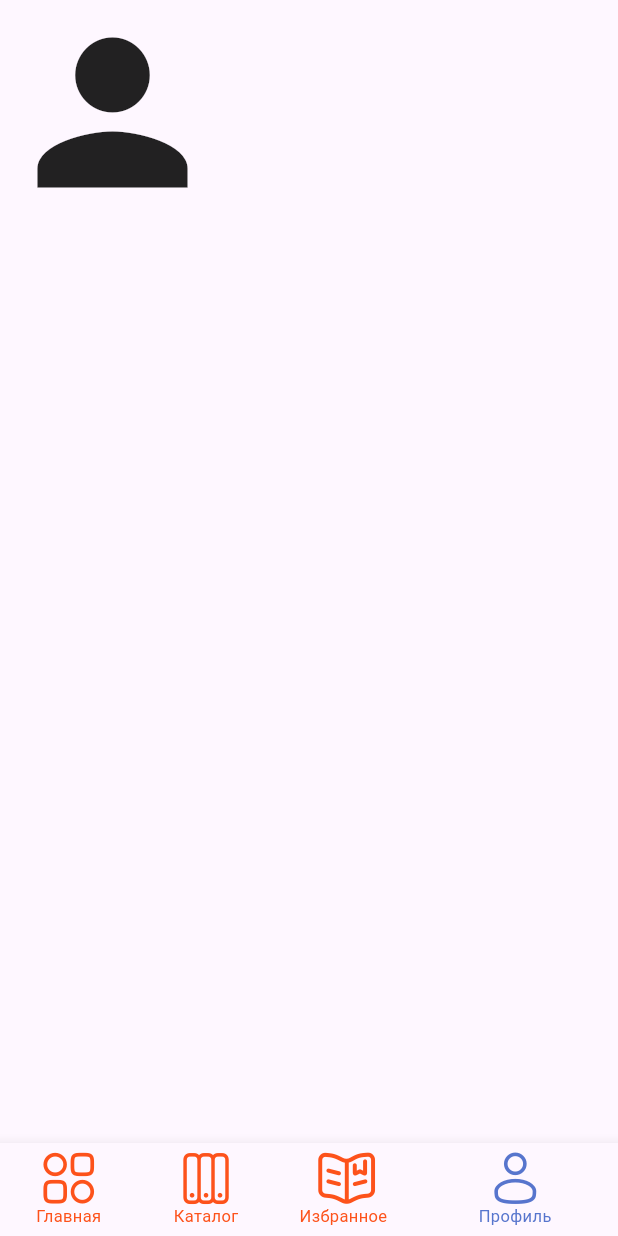
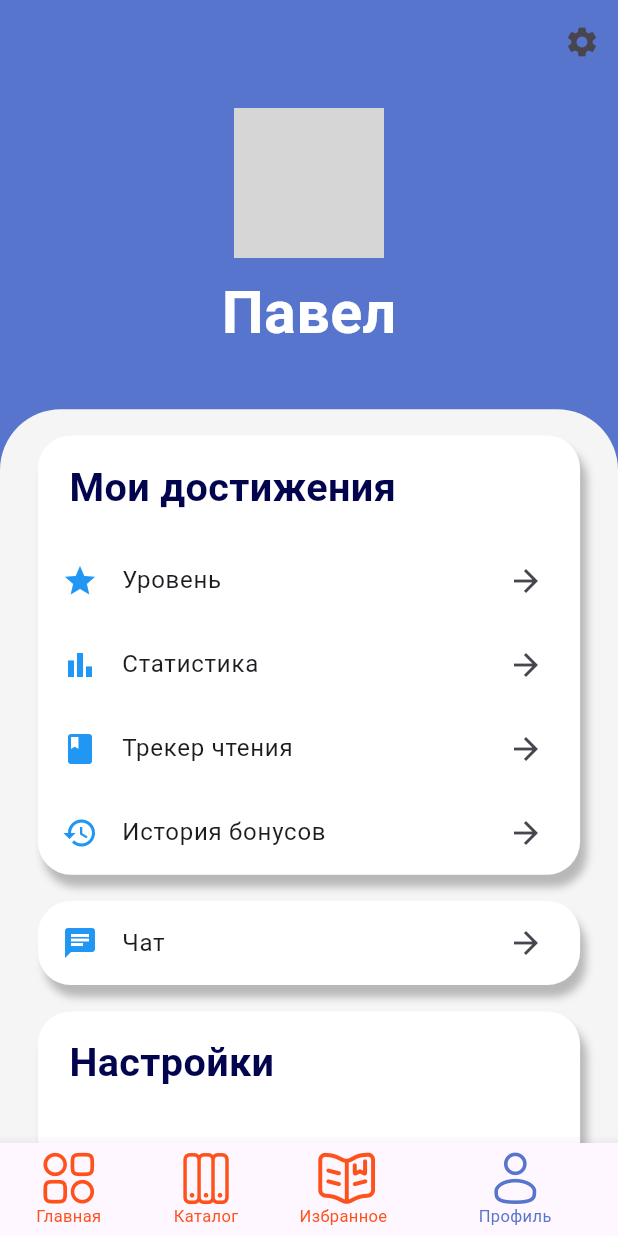
Before and after one commit to KASHINSKAES/BookTrack, a Flutter app: the screen it shows after launch, item 4 of the bottom bar chosen, on a phone screen of 412 x 824 dp. Run offline on Flutter 3.47's test engine with Material 3 defaults, Android fonts, the phone set to English and light mode, and no system bars; our stand-ins replace carousel_slider, flutter_svg; Roboto replaces fonts that are missing (MPLUSRounded1c); grey boxes are pictures that could not be loaded.

Commit message:
13 commit

```diff
--- a/lib/main.dart
+++ b/lib/main.dart
@@ -1,3 +1,4 @@
+import 'package:booktrack/pages/profilePage.dart';
 import 'package:provider/provider.dart';
 import 'pages/AppState.dart';
 import 'package:booktrack/pages/selectedPage.dart';
@@ -63,10 +64,7 @@ class _BottomNavigationBarEXState extends State<BottomNavigationBarEX> {
       CatalogPage(
           onCategoryTap: onCategoryTap), // Передача обработчика в CatalogPage
       selectedPage(),
-      const Icon(
-        Icons.person,
-        size: 150,
-      ),
+      ProfilePage(),
     ];
   }
 
--- /dev/null
+++ b/lib/pages/profilePage.dart
@@ -0,0 +1,344 @@
+import 'package:flutter/material.dart';
+import '/widgets/constants.dart';
+
+class ProfilePage extends StatelessWidget {
+  @override
+  Widget build(BuildContext context) {
+    final scale = MediaQuery.of(context).size.width / AppDimensions.baseWidth;
+
+    return Scaffold(
+        appBar: AppBar(
+          backgroundColor: AppColors.background,
+          actions: [
+            IconButton(
+              icon: Icon(Icons.settings),
+              onPressed: () {
+                // Действие для настроек
+              },
+            ),
+          ],
+        ),
+        body: SingleChildScrollView(
+            child: Container(
+          color: AppColors.background,
+          child: Column(children: [
+            // Верхний блок с аватаром
+            Container(
+              padding: EdgeInsets.all(16.0),
+              child: Column(
+                children: [
+                  CircleAvatar(
+                    radius: 50,
+                    backgroundImage: AssetImage(
+                        'assets/profile_image.png'), // Добавьте изображение
+                  ),
+                  SizedBox(height: 8),
+                  Text(
+                    "Павел",
+                    style: TextStyle(
+                      color: Colors.white,
+                      fontSize: 36 * scale,
+                      fontWeight: FontWeight.bold,
+                    ),
+                  ),
+                ],
+              ),
+            ),
+            Padding(
+              padding: EdgeInsets.only(top: 18 * scale),
+              child: Container(
+                  padding: EdgeInsets.symmetric(horizontal: 23 * scale),
+                  decoration: BoxDecoration(
+                      color: Color(0xffF5F5F5),
+                      borderRadius: BorderRadius.only(
+                        topLeft: Radius.circular(37 * scale),
+                        topRight: Radius.circular(37 * scale),
+                      )),
+                  child: Column(
+                    children: [
+                      Padding(
+                          padding: EdgeInsets.only(top: 16.0 * scale),
+                          child: Container(
+                              decoration: BoxDecoration(
+                                color: Colors.white,
+                                boxShadow: [
+                                  BoxShadow(
+                                    color: Colors.black.withOpacity(0.25),
+                                    blurRadius: 4,
+                                    offset: Offset(4, 8), // Shadow position
+                                  ),
+                                ],
+                                borderRadius: BorderRadius.all(Radius.circular(
+                                    AppDimensions.baseCircual * scale)),
+                              ),
+                              child: Column(
+                                crossAxisAlignment: CrossAxisAlignment.start,
+                                children: [
+                                  Padding(
+                                      padding: EdgeInsets.symmetric(
+                                          vertical: 14 * scale,
+                                          horizontal: 19 * scale),
+                                      child: Text(
+                                        "Мои достижения",
+                                        style: TextStyle(
+                                          color: AppColors.textPrimary,
+                                          fontSize: 24 * scale,
+                                          fontWeight: FontWeight.bold,
+                                        ),
+                                      )),
+                                  MenuItem(
+                                    title: "Уровень",
+                                    icon: Icons.star,
+                                    onTap: () {
+                                      Navigator.push(
+                                        context,
+                                        MaterialPageRoute(
+                                            builder: (context) => LevelPage()),
+                                      );
+                                    },
+                                  ),
+                                  MenuItem(
+                                    title: "Статистика",
+                                    icon: Icons.bar_chart,
+                                    onTap: () {
+                                      Navigator.push(
+                                        context,
+                                        MaterialPageRoute(
+                                            builder: (context) =>
+                                                StatisticsPage()),
+                                      );
+                                    },
+                                  ),
+                                  MenuItem(
+                                    title: "Трекер чтения",
+                                    icon: Icons.book,
+                                    onTap: () {
+                                      Navigator.push(
+                                        context,
+                                        MaterialPageRoute(
+                                            builder: (context) =>
+                                                ReadingTrackerPage()),
+                                      );
+                                    },
+                                  ),
+                                  MenuItem(
+                                    title: "История бонусов",
+                                    icon: Icons.history,
+                                    onTap: () {
+                                      Navigator.push(
+                                        context,
+                                        MaterialPageRoute(
+                                            builder: (context) =>
+                                                BonusHistoryPage()),
+                                      );
+                                    },
+                                  ),
+                                ],
+                              ))),
+                      // Блок "Чат"
+                      Padding(
+                          padding: EdgeInsets.only(top: 16.0 * scale),
+                          child: Container(
+                            decoration: BoxDecoration(
+                              color: Colors.white,
+                              boxShadow: [
+                                BoxShadow(
+                                  color: Colors.black.withOpacity(0.25),
+                                  blurRadius: 4,
+                                  offset: Offset(4, 8), // Shadow position
+                                ),
+                              ],
+                              borderRadius: BorderRadius.all(Radius.circular(
+                                  AppDimensions.baseCircual * scale)),
+                            ),
+                            child: MenuItem(
+                              title: "Чат",
+                              icon: Icons.chat,
+                              onTap: () {
+                                Navigator.push(
+                                  context,
+                                  MaterialPageRoute(
+                                      builder: (context) => ChatPage()),
+                                );
+                              },
+                            ),
+                          )),
+                      // Блок "Настройки"
+                      Padding(
+                        padding: EdgeInsets.only(top: 16 * scale),
+                        child: Container(
+                            decoration: BoxDecoration(
+                              color: Colors.white,
+                              boxShadow: [
+                                BoxShadow(
+                                  color: Colors.black.withOpacity(0.25),
+                                  blurRadius: 4,
+                                  offset: Offset(4, 8), // Shadow position
+                                ),
+                              ],
+                              borderRadius: BorderRadius.all(Radius.circular(
+                                  AppDimensions.baseCircual * scale)),
+                            ),
+                            child: Column(
+                              crossAxisAlignment: CrossAxisAlignment.start,
+                              children: [
+                                Padding(
+                                    padding: EdgeInsets.symmetric(
+                                        vertical: 14 * scale,
+                                        horizontal: 19 * scale),
+                                    child: Text(
+                                      "Настройки",
+                                      style: TextStyle(
+                                        color: AppColors.textPrimary,
+                                        fontSize: 24 * scale,
+                                        fontWeight: FontWeight.bold,
+                                      ),
+                                    )),
+                                MenuItem(
+                                  title: "Способы оплаты",
+                                  icon: Icons.payment,
+                                  onTap: () {
+                                    Navigator.push(
+                                      context,
+                                      MaterialPageRoute(
+                                          builder: (context) =>
+                                              PaymentMethodsPage()),
+                                    );
+                                  },
+                                ),
+                                MenuItem(
+                                  title: "Ваши платежи",
+                                  icon: Icons.receipt,
+                                  onTap: () {
+                                    Navigator.push(
+                                      context,
+                                      MaterialPageRoute(
+                                          builder: (context) => PaymentsPage()),
+                                    );
+                                  },
+                                ),
+                                MenuItem(
+                                  title: "Язык интерфейса",
+                                  icon: Icons.language,
+                                  onTap: () {
+                                    Navigator.push(
+                                      context,
+                                      MaterialPageRoute(
+                                          builder: (context) => LanguagePage()),
+                                    );
+                                  },
+                                ),
+                                MenuItem(
+                                  title: "Скачивать только по Wi-Fi",
+                                  icon: Icons.wifi,
+                                  trailing: Switch(
+                                    value: true,
+                                    onChanged: (value) {
+                                      // Обработка переключателя
+                                    },
+                                  ),
+                                ),
+                              ],
+                            )),
+                      )
+                    ],
+                  )),
+            )
+          ]),
+        )));
+  }
+}
+
+class SectionTitle extends StatelessWidget {
+  final String title;
+
+  SectionTitle({required this.title});
+
+  @override
+  Widget build(BuildContext context) {
+    return Padding(
+      padding: const EdgeInsets.symmetric(vertical: 8.0, horizontal: 16.0),
+      child: Text(
+        title,
+        style: TextStyle(fontSize: 18, fontWeight: FontWeight.bold),
+      ),
+    );
+  }
+}
+
+class MenuItem extends StatelessWidget {
+  final String title;
+  final IconData icon;
+  final VoidCallback? onTap;
+  final Widget? trailing;
+
+  MenuItem(
+      {required this.title, required this.icon, this.onTap, this.trailing});
+
+  @override
+  Widget build(BuildContext context) {
+    return ListTile(
+      leading: Icon(icon, color: Colors.blue),
+      title: Text(title),
+      trailing: trailing ?? Icon(Icons.arrow_forward),
+      onTap: onTap,
+    );
+  }
+}
+
+// Заглушки для страниц
+class LevelPage extends StatelessWidget {
+  @override
+  Widget build(BuildContext context) {
+    return Scaffold(appBar: AppBar(title: Text("Уровень")));
+  }
+}
+
+class StatisticsPage extends StatelessWidget {
+  @override
+  Widget build(BuildContext context) {
+    return Scaffold(appBar: AppBar(title: Text("Статистика")));
+  }
+}
+
+class ReadingTrackerPage extends StatelessWidget {
+  @override
+  Widget build(BuildContext context) {
+    return Scaffold(appBar: AppBar(title: Text("Трекер чтения")));
+  }
+}
+
+class BonusHistoryPage extends StatelessWidget {
+  @override
+  Widget build(BuildContext context) {
+    return Scaffold(appBar: AppBar(title: Text("История бонусов")));
+  }
+}
+
+class ChatPage extends StatelessWidget {
+  @override
+  Widget build(BuildContext context) {
+    return Scaffold(appBar: AppBar(title: Text("Чат")));
+  }
+}
+
+class PaymentMethodsPage extends StatelessWidget {
+  @override
+  Widget build(BuildContext context) {
+    return Scaffold(appBar: AppBar(title: Text("Способы оплаты")));
+  }
+}
+
+class PaymentsPage extends StatelessWidget {
+  @override
+  Widget build(BuildContext context) {
+    return Scaffold(appBar: AppBar(title: Text("Ваши платежи")));
+  }
+}
+
+class LanguagePage extends StatelessWidget {
+  @override
+  Widget build(BuildContext context) {
+    return Scaffold(appBar: AppBar(title: Text("Язык интерфейса")));
+  }
+}
```
Also changed, not shown: pubspec.lock.
